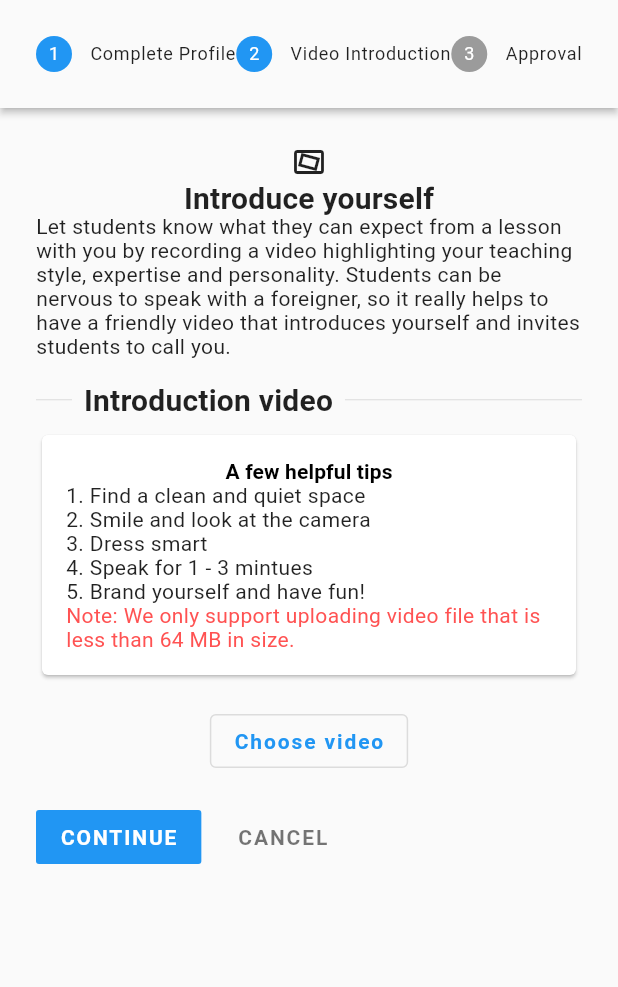
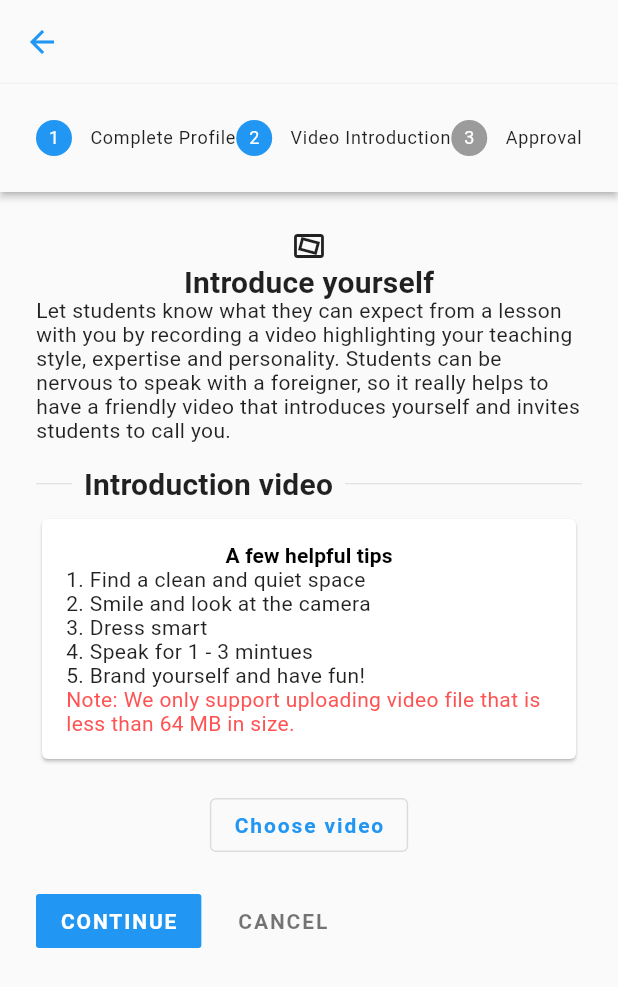
Before and after one commit to DiemUyen/CSC13118_LetTutor, a Flutter app: the BecomeTutorPage screen opened by its route, after a tap on an icon or button, on a phone screen of 412 x 824 dp. Shown: the top 987 px of the screen. Run offline on Flutter 3.47's test engine with Material 2 defaults, Android fonts, the phone set to English and light mode, and no system bars; our stand-ins replace flutter_rating_bar, font_awesome_flutter; missing offline and left inert: flutter_rounded_date_picker.

Commit message:
Update UI for profile folder

```diff
--- a/let_tutor/lib/routes/profile/become_tutor_page.dart
+++ b/let_tutor/lib/routes/profile/become_tutor_page.dart
@@ -29,27 +29,19 @@ class _BecomeTutorPageState extends State<BecomeTutorPage> {
     );
   }
 
-  Step stepOne(BuildContext context) {
-    return Step(
-        isActive: _index >= 0,
-        title: const Text('Complete Profile', style: TextStyle(fontSize: 12)),
-        content: Column(
-          children: [
-            // Introduction
-            Column(
+  Widget introductionStepOne() {
+    return Column(
       children: [
         const Icon(Icons.person_outline),
         Text('Set up your tutor profile', style: Theme.of(context).textTheme.headline6,),
         const Text('Your tutor profile is your chance to market yourself to students on Tutoring. You can make edits later on your profile settings page.'),
         const Text('New students may browse tutor profiles to find a tutor that fits their learning goals and personality. Returning students may use the tutor profiles to find tutors they\'ve had great experiences with already.')
       ],
-            ),
-            const SizedBox(height: 16,),
+    );
+  }
 
-            // Basic Info
-            header(context, 'Basic Info'),
-            // Image avatar
-            InkWell(
+  Widget avatar() {
+    return InkWell(
       onTap: () {
         setState(() {
 
@@ -62,19 +54,20 @@ class _BecomeTutorPageState extends State<BecomeTutorPage> {
           color: Colors.brown,
         ),
       ),
-            ),
-            const SizedBox(height: 16,),
-            // Tutoring name
-            TextFormField(
+    );
+  }
+
+  Widget nameField() {
+    return TextFormField(
       decoration: const InputDecoration(
           border: OutlineInputBorder(),
           labelText: 'Tutoring name'
       ),
-            ),
-            const SizedBox(height: 16,),
+    );
+  }
 
-            // Country
-            Container(
+  Widget countryField() {
+    return Container(
       decoration: BoxDecoration(
           border: Border.all(width: 1, color: Colors.black38),
           borderRadius: BorderRadius.circular(4)
@@ -91,11 +84,11 @@ class _BecomeTutorPageState extends State<BecomeTutorPage> {
         }).toList(),
         onChanged: (String? value) { },
       ),
-            ),
-            const SizedBox(height: 16,),
+    );
+  }
 
-            // Birthday
-            TextFormField(
+  Widget birthdayField() {
+    return TextFormField(
       decoration: const InputDecoration(
           border: OutlineInputBorder(),
           label: Text('Birthday')
@@ -115,16 +108,11 @@ class _BecomeTutorPageState extends State<BecomeTutorPage> {
           });
         }
       },
-            ),
-            const SizedBox(height: 16,),
+    );
+  }
 
-
-            // CV
-            header(context, 'CV'),
-            const SizedBox(height: 8,),
-
-            // Interests
-            TextFormField(
+  Widget interestField() {
+    return TextFormField(
       maxLines: null,
       decoration: const InputDecoration(
           border: OutlineInputBorder(),
@@ -132,11 +120,11 @@ class _BecomeTutorPageState extends State<BecomeTutorPage> {
           hintText: 'Interests, hobbies, memorable life experiences, or anything else you\'d like to share',
           labelText: 'Interests'
       ),
-            ),
-            const SizedBox(height: 8,),
+    );
+  }
 
-            // Education
-            TextFormField(
+  Widget educationField() {
+    return TextFormField(
       maxLines: null,
       decoration: const InputDecoration(
           border: OutlineInputBorder(),
@@ -144,29 +132,91 @@ class _BecomeTutorPageState extends State<BecomeTutorPage> {
           hintText: "Example: 'Bachelor of Arts in English from Cambly University, Second Language Acquisition and Teaching certificate'",
           labelText: 'Education'
       ),
-            ),
-            const SizedBox(height: 8,),
+    );
+  }
 
-            // Experience
-            TextFormField(
+  Widget experienceField() {
+    return TextFormField(
       maxLines: null,
       decoration: const InputDecoration(
           border: OutlineInputBorder(),
           labelText: 'Experience'
       ),
-            ),
-            const SizedBox(height: 8,),
+    );
+  }
 
-            // Current or Previous Profession
-            TextFormField(
+  Widget positionField() {
+    return TextFormField(
       maxLines: null,
       decoration: const InputDecoration(
           border: OutlineInputBorder(),
           labelText: 'Current or Previous Profession'
       ),
+    );
+  }
+
+  Widget languagesField() {
+    return TextFormField(
+      maxLines: null,
+      decoration: const InputDecoration(
+          border: OutlineInputBorder(),
+          labelText: 'Languages'
       ),
+    );
+  }
+
+  Widget introductionTutorField() {
+    return TextFormField(
+      maxLines: null,
+      decoration: const InputDecoration(
+          border: OutlineInputBorder(),
+          hintMaxLines: 3,
+          hintText: "Example: 'I was a doctor and can help you practice business and medical English'",
+          labelText: 'Introduction'
+      ),
+    );
+  }
+
+  Step stepOne(BuildContext context) {
+    return Step(
+        isActive: _index >= 0,
+        title: const Text('Complete Profile', style: TextStyle(fontSize: 12)),
+        content: Column(
+          children: [
+            // Introduction step 1
+            introductionStepOne(),
+            const SizedBox(height: 16,),
+
+            // Basic Info
+            header(context, 'Basic Info'),
+            // Image avatar
+            avatar(),
+            const SizedBox(height: 16,),
+            // Tutoring name
+            nameField(),
+            const SizedBox(height: 16,),
+            // Country
+            countryField(),
+            const SizedBox(height: 16,),
+            // Birthday
+            birthdayField(),
+            const SizedBox(height: 16,),
+
+            // CV
+            header(context, 'CV'),
             const SizedBox(height: 8,),
-
+            // Interests
+            interestField(),
+            const SizedBox(height: 8,),
+            // Education
+            educationField(),
+            const SizedBox(height: 8,),
+            // Experience
+            experienceField(),
+            const SizedBox(height: 8,),
+            // Current or Previous Profession
+            positionField(),
+            const SizedBox(height: 8,),
             // Certificate
             // TODO: Add table to see certificate
             OutlinedButton(
@@ -175,34 +225,17 @@ class _BecomeTutorPageState extends State<BecomeTutorPage> {
             ),
             const SizedBox(height: 16,),
 
-
             // Languages I speak
             header(context, 'Languages I speak'),
             const SizedBox(height: 8,),
-            TextFormField(
-              maxLines: null,
-              decoration: const InputDecoration(
-                border: OutlineInputBorder(),
-                labelText: 'Languages'
-              ),
-            ),
+            languagesField(),
             const SizedBox(height: 16,),
-
 
             // Who I teach
             header(context, 'Who I teach'),
-
-            // Introduction
+            // Introduction about tutor
             const SizedBox(height: 8,),
-            TextFormField(
-              maxLines: null,
-              decoration: const InputDecoration(
-                  border: OutlineInputBorder(),
-                  hintMaxLines: 3,
-                  hintText: "Example: 'I was a doctor and can help you practice business and medical English'",
-                  labelText: 'Introduction'
-              ),
-            ),
+            introductionTutorField(),
             const SizedBox(height: 8,),
 
             // Best teaching
@@ -212,16 +245,24 @@ class _BecomeTutorPageState extends State<BecomeTutorPage> {
     );
   }
 
+  Widget introductionStepTwo() {
+    return Column(
+      children: [
+        const Icon(Icons.video_stable_outlined),
+        Text('Introduce yourself', style: Theme.of(context).textTheme.headline6,),
+        const Text('Let students know what they can expect from a lesson with you by recording a video highlighting your teaching style, expertise and personality. Students can be nervous to speak with a foreigner, so it really helps to have a friendly video that introduces yourself and invites students to call you.'),
+      ],
+    );
+  }
+
   Step stepTwo(BuildContext context) {
     return Step(
         isActive: _index >= 1,
         title: const Text('Video Introduction', style: TextStyle(fontSize: 12)),
         content: Column(
           children: [
-            // Introduction
-            const Icon(Icons.video_stable_outlined),
-            Text('Introduce yourself', style: Theme.of(context).textTheme.headline6,),
-            const Text('Let students know what they can expect from a lesson with you by recording a video highlighting your teaching style, expertise and personality. Students can be nervous to speak with a foreigner, so it really helps to have a friendly video that introduces yourself and invites students to call you.'),
+            // Introduction step 2
+            introductionStepTwo(),
             const SizedBox(height: 16,),
 
             // Introduction video
@@ -267,8 +308,11 @@ class _BecomeTutorPageState extends State<BecomeTutorPage> {
               const Icon(Icons.tag_faces_outlined),
               const Text('You have done all the steps'),
               const Text('Please wait for the operator\'s approval'),
+              const SizedBox(height: 16,),
               ElevatedButton(
-                onPressed: () { },
+                onPressed: () {
+                  Navigator.pop(context);
+                },
                 child: const Text('Back Home'),
               )
             ],
@@ -279,12 +323,11 @@ class _BecomeTutorPageState extends State<BecomeTutorPage> {
 
   @override
   Widget build(BuildContext context) {
-    return Scaffold(
+    return SafeArea(
+      child: Scaffold(
+        appBar: AppBar(),
         body: LayoutBuilder(builder: (context, constraints) {
-        return SizedBox(
-          width: constraints.maxWidth,
-          height: 800,
-          child: Stepper(
+          return Stepper(
             type: StepperType.horizontal,
             currentStep: _index,
             onStepCancel: () {
@@ -311,9 +354,9 @@ class _BecomeTutorPageState extends State<BecomeTutorPage> {
               stepTwo(context),
               stepThree(context)
             ],
-          ),
           );
         }),
+      ),
     );
   }
 }
--- a/let_tutor/lib/routes/tutor/tutor_reviews.dart
+++ b/let_tutor/lib/routes/tutor/tutor_reviews.dart
@@ -2,7 +2,6 @@ import 'package:flutter/material.dart';
 import 'package:font_awesome_flutter/font_awesome_flutter.dart';
 import 'package:let_tutor/routes.dart';
 import 'package:let_tutor/widgets/person_review_card.dart';
-import 'package:let_tutor/widgets/star_rating.dart';
 
 class TutorReviewPage extends StatefulWidget {
   const TutorReviewPage({Key? key}) : super(key: key);
--- a/let_tutor/lib/routes/tutor/write_review.dart
+++ b/let_tutor/lib/routes/tutor/write_review.dart
@@ -1,5 +1,4 @@
 import 'package:flutter/material.dart';
-import 'package:let_tutor/routes.dart';
 import 'package:let_tutor/widgets/star_rating.dart';
 
 class WritingReviewPage extends StatefulWidget {
--- a/let_tutor/lib/widgets/person_review_card.dart
+++ b/let_tutor/lib/widgets/person_review_card.dart
@@ -21,7 +21,7 @@ class PersonReviewCard extends StatelessWidget {
                 const SizedBox(width: 8,),
                 Column(
                   children: [
-                    Text('Lavendaire'),
+                    const Text('Lavendaire'),
                     Text(DateFormat('dd/MM/yyyy').format(DateTime.now())),
                     StarRating(
                       initialRating: 4,
@@ -34,7 +34,7 @@ class PersonReviewCard extends StatelessWidget {
               ],
             ),
             const SizedBox(height: 8,),
-            Text('Lorem Ipsum is simply dummy text of the printing and typesetting industry. Lorem Ipsum has been the industry\'s standard dummy text ever since the 1500s, when an unknown printer took a galley of type and scrambled it to make a type specimen book.',),
+            const Text('Lorem Ipsum is simply dummy text of the printing and typesetting industry. Lorem Ipsum has been the industry\'s standard dummy text ever since the 1500s, when an unknown printer took a galley of type and scrambled it to make a type specimen book.',),
           ],
         ),
       ),
```
Also changed, not shown: let_tutor/lib/routes/profile/change_password_page.dart (+47 -28 lines), let_tutor/lib/routes/profile/history_detail.dart (+46 -36 lines), let_tutor/lib/routes/profile/history_page.dart (+9 -3 lines), let_tutor/lib/routes/profile/my_courses_page.dart (+9 -13 lines), let_tutor/lib/routes/profile/my_profile_page.dart (+102 -54 lines), let_tutor/lib/routes/profile/profile_home_page.dart (+45 -38 lines), let_tutor/lib/routes/profile/schedule_page.dart (+8 -2 lines), let_tutor/lib/routes/profile/wallet_page.dart (+47 -21 lines). Lines whose indentation alone changed are shown as unchanged.
